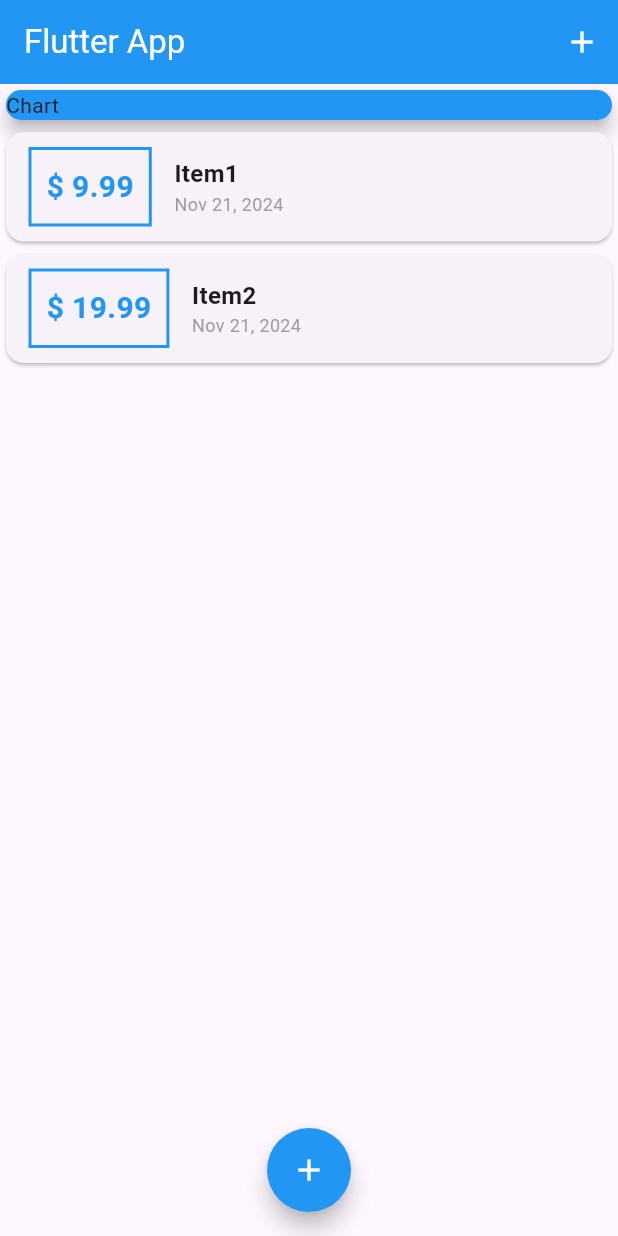
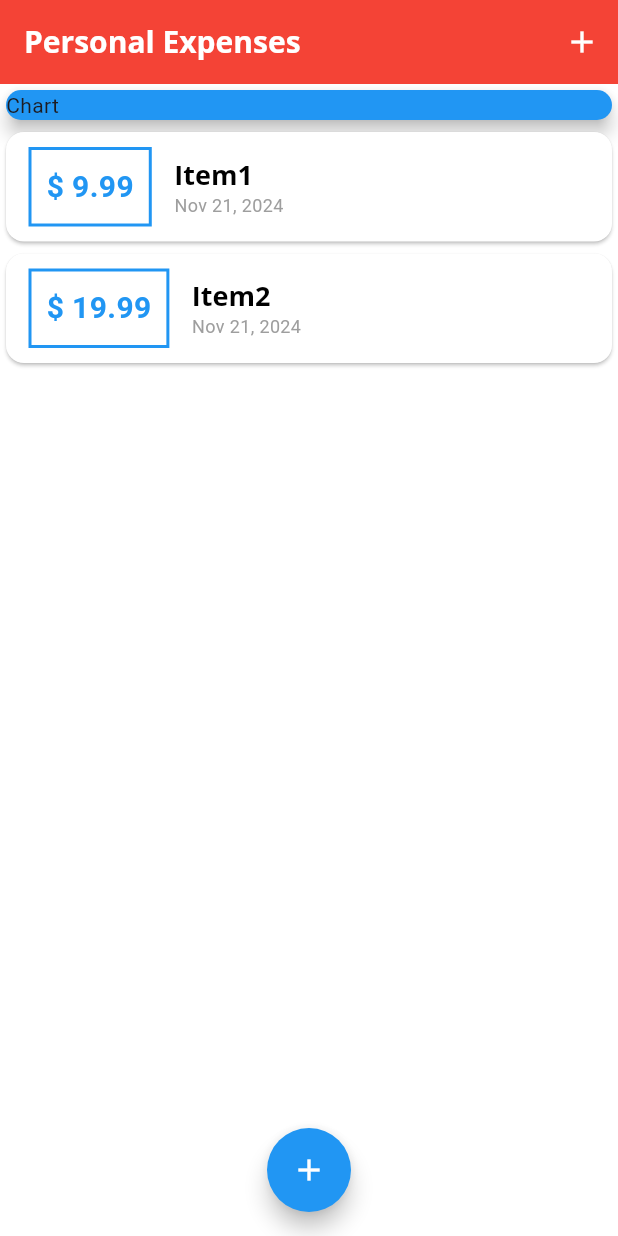
Before and after one commit to Trykea/Personal_expense_app, a Flutter app: the screen it shows after launch, on a phone screen of 412 x 824 dp. Run offline on Flutter 3.47's test engine with Material 3 defaults, Android fonts, the light colour scheme and no system bars.

Commit message:
use costume theme and fonts

```diff
--- a/lib/main.dart
+++ b/lib/main.dart
@@ -8,10 +8,37 @@
 
 class MyApp extends StatelessWidget {
   @override
-
   Widget build(BuildContext context) {
     return MaterialApp(
-      title: 'Flutter App',
+      title: 'Personal Expenses',
+      // theme: ThemeData(
+      //   primarySwatch: Colors.red,
+      //   primaryColor: Colors.red,
+      //   hintColor: Colors.blue,
+      // ),
+      theme: ThemeData(
+        colorScheme: ColorScheme.fromSwatch(
+          primarySwatch: Colors.red,
+        ).copyWith(
+          secondary: Colors.blue, // Replacement for accentColor
+        ),
+        fontFamily: 'QuickSand',
+        textTheme: ThemeData.light().textTheme.copyWith(
+          headlineSmall: TextStyle(
+            fontFamily: 'OpenSans',
+            fontWeight: FontWeight.bold,
+            fontSize: 18,
+          ),
+        ),
+        appBarTheme: AppBarTheme(
+          titleTextStyle: TextStyle(
+            fontFamily: 'OpenSans',
+            fontSize: 20,
+            fontWeight: FontWeight.bold, // Optional: Add weight if needed
+            color: Colors.white, // Optional: Define a color for the text
+          ),
+        ),
+      ),
       home: MyHomePage(),
     );
   }
@@ -27,7 +54,8 @@
     Transaction(id: '1', title: 'Item1', amount: 9.99, date: DateTime.now()),
     Transaction(id: '2', title: 'Item2', amount: 19.99, date: DateTime.now()),
   ];
-  void _addNewTransaction(String addTitle,double addAmount) {
+
+  void _addNewTransaction(String addTitle, double addAmount) {
     final newTx = Transaction(
         title: addTitle,
         amount: addAmount,
@@ -36,24 +64,32 @@
 
     setState(() {
       _userTransactions.add(newTx);
-    });}
+    });
+  }
+
   void _openNewTransactionModal(BuildContext ctx) {
-      showModalBottomSheet(context: ctx, builder: (bCtx) {
+    showModalBottomSheet(
+        context: ctx,
+        builder: (bCtx) {
           return NewTransaction(_addNewTransaction);
         });
   }
+
   @override
   Widget build(BuildContext context) {
     return Scaffold(
       appBar: AppBar(
-          backgroundColor: Colors.blue,
+        backgroundColor: Theme.of(context).colorScheme.primary,
         title: Text(
-            'Flutter App',
+          'Personal Expenses',
           style: TextStyle(color: Colors.white),
         ),
         actions: [
           IconButton(
-              onPressed: () => _openNewTransactionModal(context), icon: Icon(Icons.add), color: Colors.white,)
+            onPressed: () => _openNewTransactionModal(context),
+            icon: Icon(Icons.add),
+            color: Colors.white,
+          )
         ],
       ),
       body: SingleChildScrollView(
@@ -73,16 +109,18 @@
         ),
       ),
       floatingActionButtonLocation: FloatingActionButtonLocation.centerFloat,
-        floatingActionButton: FloatingActionButton(child:
-        Icon(Icons.add,color: Colors.white,),
-          backgroundColor: Colors.blue,
-          shape: RoundedRectangleBorder( // Example: Rounded edges
+      floatingActionButton: FloatingActionButton(
+        child: Icon(
+          Icons.add,
+          color: Colors.white,
+        ),
+        backgroundColor: Theme.of(context).colorScheme.secondary,
+        shape: RoundedRectangleBorder(
+          // Example: Rounded edges
           borderRadius: BorderRadius.circular(40.0),
         ),
         onPressed: () => _openNewTransactionModal(context),
-
-        )
-        ,
+      ),
     );
   }
 }
--- a/lib/widgets/transaction_list.dart
+++ b/lib/widgets/transaction_list.dart
@@ -37,9 +37,7 @@ class TransactionList extends StatelessWidget {
                       children: [
                         Text(
                           transactions[index].title,
-                          style: TextStyle(
-                              fontWeight: FontWeight.bold, fontSize: 16),
-                        ),
+                          style: Theme.of(context).textTheme.headlineSmall),
                         Text(
                           DateFormat.yMMMd().format(transactions[index].date),
                           style:
```
Also changed, not shown: pubspec.yaml (+11 -11 lines), assets/fonts/OpenSans-Bold.ttf (added), assets/fonts/OpenSans-Regular.ttf (added), assets/fonts/Quicksand-Bold.ttf (added), assets/fonts/Quicksand-Light.ttf (added), assets/fonts/Quicksand-Medium.ttf (added), assets/fonts/Quicksand-Regular.ttf (added). Lines whose indentation alone changed are shown as unchanged.
